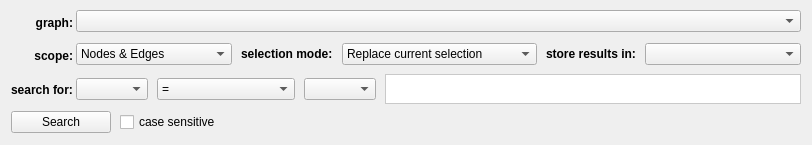
The window that plugins/perspective/GraphPerspective/designer/SearchWidget.ui (Tulip-Dev/tulip) describes before a commit, drawn with Qt 5.
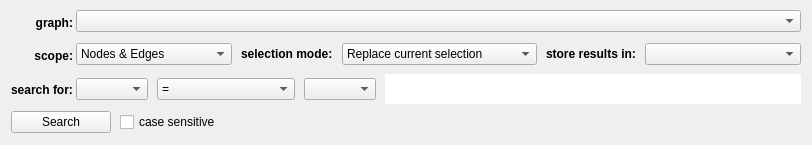
The same window after the commit. Icons and pictures are not drawn. Custom widgets are drawn as their Qt base class.

Commit message: style sheets cleanup for background-color and color specifications: use the perspective main window style sheet as much as possible

```diff
--- a/plugins/perspective/GraphPerspective/designer/SearchWidget.ui
+++ b/plugins/perspective/GraphPerspective/designer/SearchWidget.ui
@@ -380,13 +380,6 @@
              <height>30</height>
             </size>
            </property>
-           <property name="styleSheet">
-            <string notr="true">QTableView {
-border: 1px solid #C9C9C9;
-color: black;
-font: 12px;
-}</string>
-           </property>
            <property name="frameShape">
             <enum>QFrame::NoFrame</enum>
            </property>
```
The commit also changes 6 other files.
